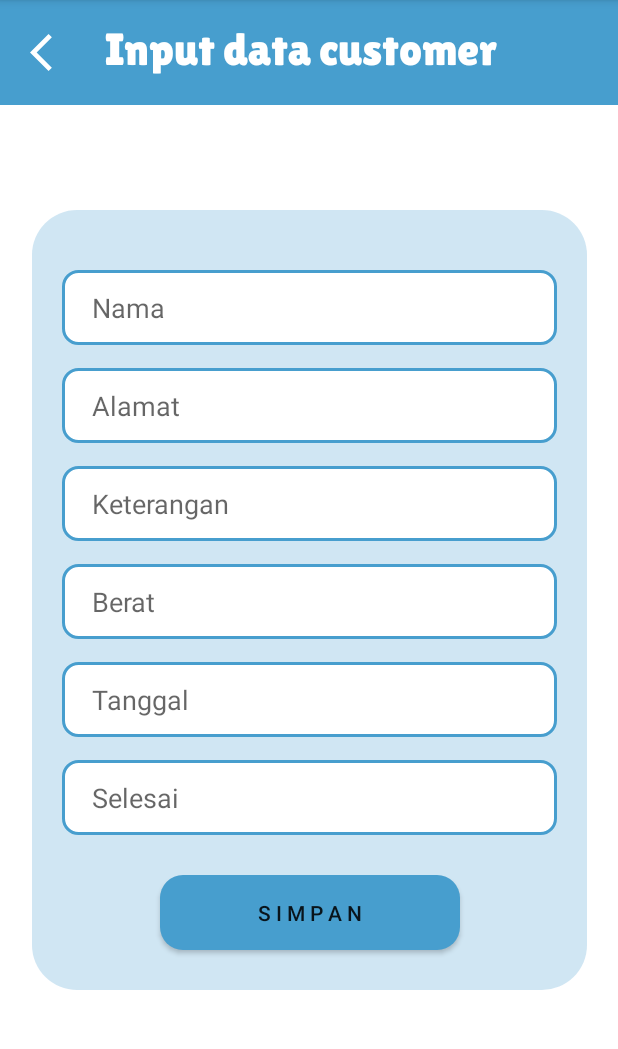
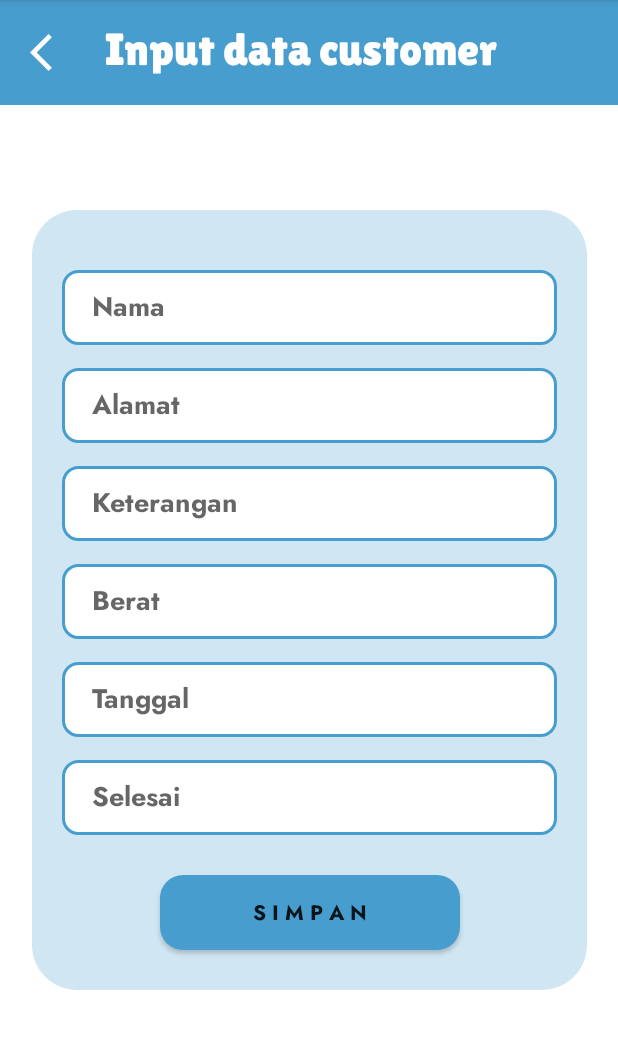
Before and after one commit to pysceseu/PROJEK_KEL5_XIIPPLG3, an Android app: the inputcustomer screen opened directly, with no data from a screen before it, on a phone screen of 412 x 824 dp, the part 84-1133 px from its top. Run offline under Robolectric (Android 15) with nearby library versions, the phone set to English and light mode, and no system bars; Roboto replaces fonts that are not available here.

Commit message:
mengganti font

```diff
--- a/app/src/main/res/layout/activity_inputcustomer.xml
+++ b/app/src/main/res/layout/activity_inputcustomer.xml
@@ -55,6 +55,7 @@
             android:background="@drawable/aa"
             android:ems="10"
             android:hint="Selesai"
+            android:fontFamily="@font/jost_bold"
             android:inputType="textPersonName"
             android:paddingLeft="20dp"
             app:layout_constraintEnd_toEndOf="@+id/editTextTextPersonName11"
@@ -69,6 +70,7 @@
             android:background="@drawable/aa"
             android:ems="10"
             android:hint="Tanggal"
+            android:fontFamily="@font/jost_bold"
             android:inputType="textPersonName"
             android:paddingLeft="20dp"
             app:layout_constraintEnd_toEndOf="@+id/editTextTextPersonName10"
@@ -83,6 +85,7 @@
             android:background="@drawable/aa"
             android:ems="10"
             android:hint="Berat"
+            android:fontFamily="@font/jost_bold"
             android:inputType="textPersonName"
             android:paddingLeft="20dp"
             app:layout_constraintEnd_toEndOf="@+id/editTextTextPersonName9"
@@ -97,6 +100,7 @@
             android:background="@drawable/aa"
             android:ems="10"
             android:hint="Keterangan"
+            android:fontFamily="@font/jost_bold"
             android:inputType="textPersonName"
             android:paddingLeft="20dp"
             app:layout_constraintEnd_toEndOf="@+id/editTextTextPersonName8"
@@ -111,6 +115,7 @@
             android:background="@drawable/aa"
             android:ems="10"
             android:hint="Alamat"
+            android:fontFamily="@font/jost_bold"
             android:inputType="textPersonName"
             android:paddingLeft="20dp"
             app:layout_constraintEnd_toEndOf="@+id/editTextTextPersonName7"
@@ -125,6 +130,7 @@
             android:background="@drawable/aa"
             android:ems="10"
             android:hint="Nama"
+            android:fontFamily="@font/jost_bold"
             android:inputType="textPersonName"
             android:paddingLeft="20dp"
             app:layout_constraintEnd_toEndOf="parent"
@@ -137,6 +143,7 @@
             android:layout_height="50dp"
             android:background="@drawable/ii"
             android:text="S I M P A N"
+            android:fontFamily="@font/jost_bold"
             app:layout_constraintBottom_toBottomOf="parent"
             app:layout_constraintEnd_toEndOf="parent"
             app:layout_constraintStart_toStartOf="parent"
```
